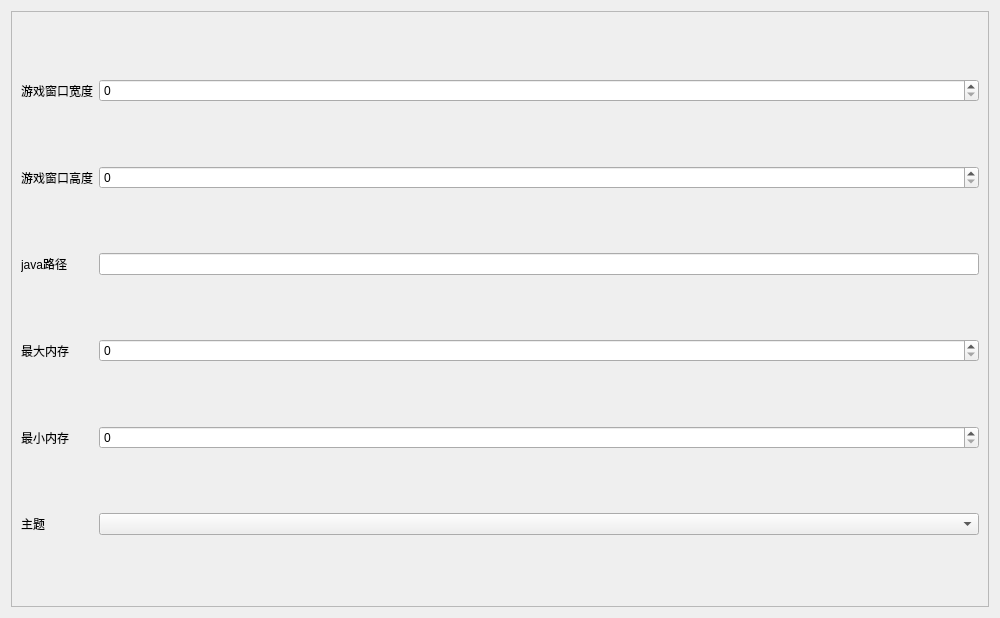
Qt form Ui/setting.ui (1604042736/MinecraftLauncher) before a commit.
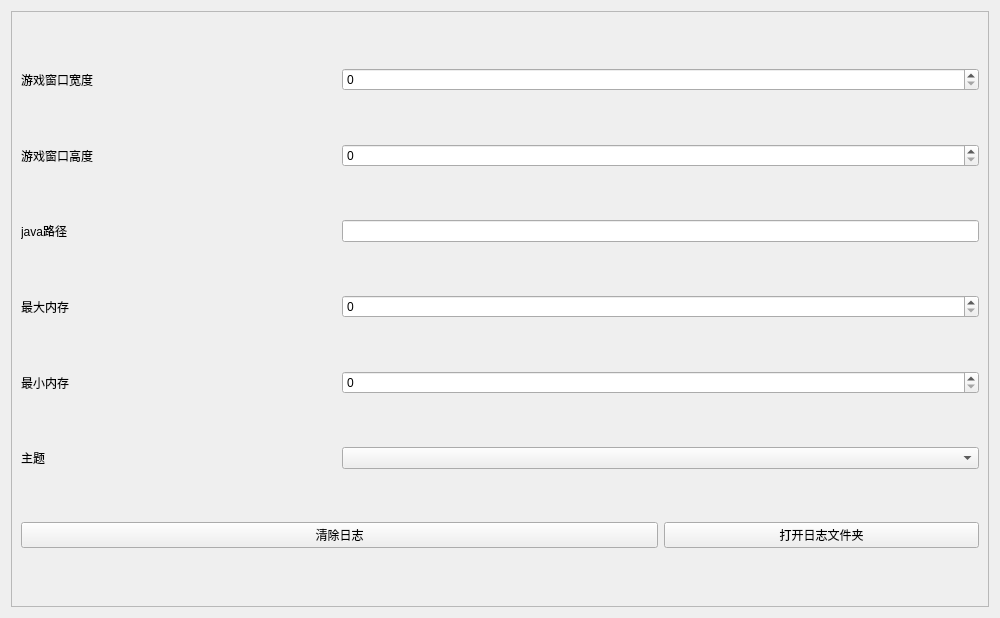
The same form after that commit.

```diff
--- a/Ui/setting.ui
+++ b/Ui/setting.ui
@@ -36,6 +36,13 @@
          </property>
         </widget>
        </item>
+       <item row="5" column="0">
+        <widget class="QLabel" name="label_6">
+         <property name="text">
+          <string>主题</string>
+         </property>
+        </widget>
+       </item>
        <item row="4" column="0">
         <widget class="QLabel" name="label_5">
          <property name="text">
@@ -43,13 +50,10 @@
          </property>
         </widget>
        </item>
-       <item row="2" column="1">
-        <widget class="QLineEdit" name="le_javapath"/>
-       </item>
-       <item row="3" column="1">
-        <widget class="QSpinBox" name="sb_maxmem">
-         <property name="maximum">
-          <number>8192</number>
+       <item row="2" column="0">
+        <widget class="QLabel" name="label_3">
+         <property name="text">
+          <string>java路径</string>
          </property>
         </widget>
        </item>
@@ -60,20 +64,6 @@
          </property>
         </widget>
        </item>
-       <item row="4" column="1">
-        <widget class="QSpinBox" name="sb_minmem">
-         <property name="maximum">
-          <number>8192</number>
-         </property>
-        </widget>
-       </item>
-       <item row="0" column="1">
-        <widget class="QSpinBox" name="sb_width">
-         <property name="maximum">
-          <number>2000</number>
-         </property>
-        </widget>
-       </item>
        <item row="3" column="0">
         <widget class="QLabel" name="label_4">
          <property name="text">
@@ -81,7 +71,34 @@
          </property>
         </widget>
        </item>
-       <item row="1" column="1">
+       <item row="6" column="2">
+        <widget class="QPushButton" name="pb_openlogfolder">
+         <property name="text">
+          <string>打开日志文件夹</string>
+         </property>
+        </widget>
+       </item>
+       <item row="5" column="1" colspan="2">
+        <widget class="QComboBox" name="cb_theme"/>
+       </item>
+       <item row="4" column="1" colspan="2">
+        <widget class="QSpinBox" name="sb_minmem">
+         <property name="maximum">
+          <number>8192</number>
+         </property>
+        </widget>
+       </item>
+       <item row="3" column="1" colspan="2">
+        <widget class="QSpinBox" name="sb_maxmem">
+         <property name="maximum">
+          <number>8192</number>
+         </property>
+        </widget>
+       </item>
+       <item row="2" column="1" colspan="2">
+        <widget class="QLineEdit" name="le_javapath"/>
+       </item>
+       <item row="1" column="1" colspan="2">
         <widget class="QSpinBox" name="sb_height">
          <property name="minimum">
           <number>0</number>
@@ -91,23 +108,20 @@
          </property>
         </widget>
        </item>
-       <item row="2" column="0">
-        <widget class="QLabel" name="label_3">
-         <property name="text">
-          <string>java路径</string>
+       <item row="0" column="1" colspan="2">
+        <widget class="QSpinBox" name="sb_width">
+         <property name="maximum">
+          <number>2000</number>
          </property>
         </widget>
        </item>
-       <item row="5" column="0">
-        <widget class="QLabel" name="label_6">
+       <item row="6" column="0" colspan="2">
+        <widget class="QPushButton" name="pb_dellog">
          <property name="text">
-          <string>主题</string>
+          <string>清除日志</string>
          </property>
         </widget>
        </item>
-       <item row="5" column="1">
-        <widget class="QComboBox" name="cb_theme"/>
-       </item>
       </layout>
      </widget>
     </widget>
```
